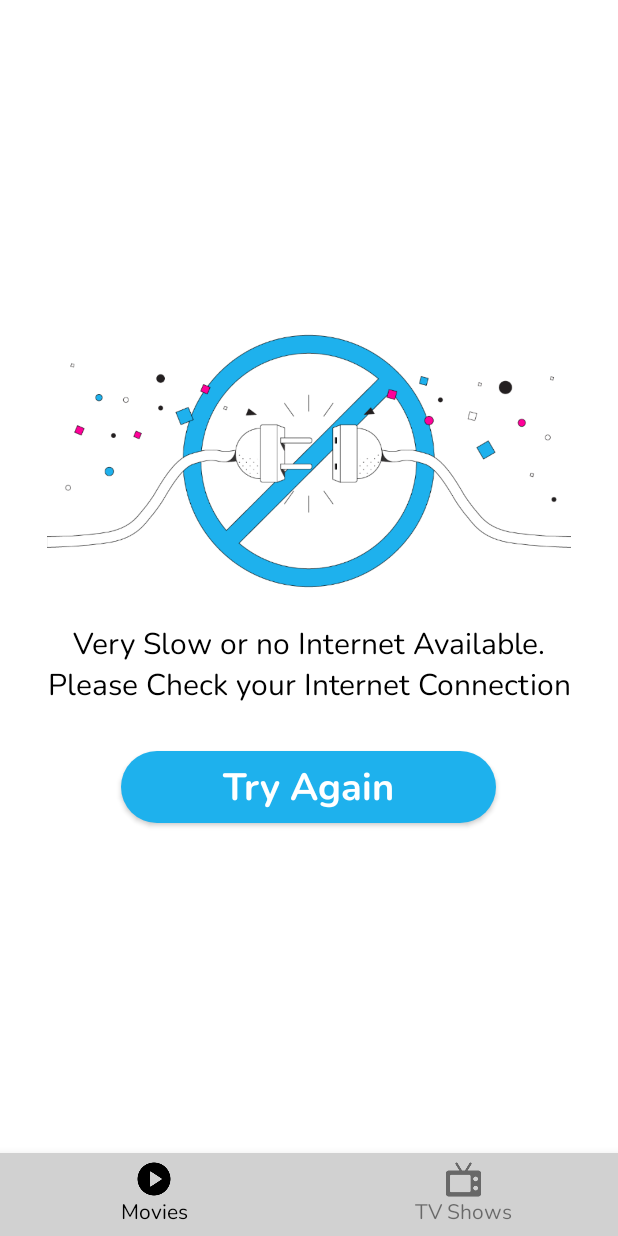
After one commit to manish62039/MoviesAndTV, an Android app: the fragment NoInternetFragment placed in its activity, on a phone screen of 412 x 824 dp. The commit adds this screen. Run offline under Robolectric (Android 15) with nearby library versions, the phone set to English and light mode, and no system bars; our stand-ins replace Dagger/Hilt's generated code, Room's generated code; pictures from the network do not load.

Commit message:
Added No Internet Fragment.

```diff
--- a/app/src/main/java/com/example/moviestv/presentation/activities/MainActivity.kt
+++ b/app/src/main/java/com/example/moviestv/presentation/activities/MainActivity.kt
@@ -96,7 +96,7 @@ class MainActivity : AppCompatActivity() {
             }
         }
 
-        fr.replace(R.id.fragment_container_view, fragment).commit()
+        fr.replace(R.id.fragment_container_view, fragment).addToBackStack(null).commit()
         selectedFragment = index
     }
 
--- a/app/src/main/java/com/example/moviestv/presentation/fragments/MovieFragment.kt
+++ b/app/src/main/java/com/example/moviestv/presentation/fragments/MovieFragment.kt
@@ -1,5 +1,6 @@
 package com.example.moviestv.presentation.fragments
 
+import android.content.Context
 import android.content.Intent
 import android.os.Bundle
 import android.util.Log
@@ -8,6 +9,7 @@ import android.view.LayoutInflater
 import android.view.View
 import android.view.ViewGroup
 import android.widget.Toast
+import androidx.fragment.app.FragmentActivity
 import androidx.recyclerview.widget.LinearLayoutManager
 import androidx.recyclerview.widget.RecyclerView
 import androidx.recyclerview.widget.RecyclerView.*
@@ -17,6 +19,7 @@ import com.example.moviestv.data.list_types.MovieListType
 import com.example.moviestv.databinding.FragmentMovieBinding
 import com.example.moviestv.presentation.activities.MainActivity
 import com.example.moviestv.presentation.adapter.MoviesAdapter
+import com.example.moviestv.presentation.utils.Utilities
 import com.example.moviestv.presentation.viewmodels.MainViewModel
 import kotlinx.coroutines.CoroutineScope
 import kotlinx.coroutines.Dispatchers
@@ -31,6 +34,12 @@ class MovieFragment : Fragment() {
     private var queuesList = arrayListOf<MovieListType>()
     private var testingQueue = false
     private var lastUpdateTime = 0L
+    private lateinit var mContext: Context
+
+    override fun onAttach(context: Context) {
+        super.onAttach(context)
+        mContext = context
+    }
 
     override fun onCreateView(
         inflater: LayoutInflater, container: ViewGroup?,
@@ -45,13 +54,27 @@ class MovieFragment : Fragment() {
 
         viewModel = (activity as MainActivity).viewModel
 
-        queuesList.clear()
-        getList(MovieListType.POPULAR, binding.RVPopular)
-        getList(MovieListType.TOP_RATED, binding.RVTopRated)
-        getList(MovieListType.NOW_PLAYING, binding.RVNowPlaying)
-        getList(MovieListType.UPCOMING, binding.RVUpcoming)
+        getAllLists()
 
         binding.refreshBtn.setOnClickListener {
+            updateAllLists()
+        }
+    }
+
+    private fun getAllLists() {
+        if (Utilities.isNetworkAvailable(mContext)) {
+            queuesList.clear()
+            getList(MovieListType.POPULAR, binding.RVPopular)
+            getList(MovieListType.TOP_RATED, binding.RVTopRated)
+            getList(MovieListType.NOW_PLAYING, binding.RVNowPlaying)
+            getList(MovieListType.UPCOMING, binding.RVUpcoming)
+        } else {
+            selectNoInterNetFragment()
+        }
+    }
+
+    private fun updateAllLists() {
+        if (Utilities.isNetworkAvailable(mContext)) {
             val time = System.currentTimeMillis() - lastUpdateTime
             if (time > 5000) {
                 queuesList.clear()
@@ -69,6 +92,8 @@ class MovieFragment : Fragment() {
             } else {
                 Toast.makeText(context, "Already Updated", Toast.LENGTH_SHORT).show()
             }
+        } else {
+            selectNoInterNetFragment()
         }
     }
 
@@ -137,4 +162,13 @@ class MovieFragment : Fragment() {
         }
     }
 
+    private fun selectNoInterNetFragment() {
+        val fragmentActivity = mContext as FragmentActivity
+        val fr = fragmentActivity.supportFragmentManager.beginTransaction()
+
+        val noInternetFragment = NoInternetFragment.newInstance(0)
+        fr.replace(R.id.fragment_container_view, noInternetFragment)
+            .addToBackStack(null).commit()
+    }
+
 }
--- /dev/null
+++ b/app/src/main/java/com/example/moviestv/presentation/fragments/NoInternetFragment.kt
@@ -0,0 +1,76 @@
+package com.example.moviestv.presentation.fragments
+
+import android.content.Context
+import android.os.Bundle
+import androidx.fragment.app.Fragment
+import android.view.LayoutInflater
+import android.view.View
+import android.view.ViewGroup
+import android.widget.Button
+import android.widget.Toast
+import androidx.fragment.app.FragmentActivity
+import com.example.moviestv.R
+import com.example.moviestv.presentation.utils.Utilities
+
+
+class NoInternetFragment : Fragment() {
+    private var fromFragmentIndex: Int = 0
+    private lateinit var mContext: Context
+
+    override fun onAttach(context: Context) {
+        super.onAttach(context)
+        mContext = context
+    }
+
+    override fun onCreate(savedInstanceState: Bundle?) {
+        super.onCreate(savedInstanceState)
+        arguments?.let {
+            fromFragmentIndex = it.getInt(ARG_FROM_FRAGMENT)
+        }
+    }
+
+    override fun onCreateView(
+        inflater: LayoutInflater, container: ViewGroup?,
+        savedInstanceState: Bundle?
+    ): View? {
+        // Inflate the layout for this fragment
+        return inflater.inflate(R.layout.fragment_no_internet, container, false)
+    }
+
+    override fun onViewCreated(view: View, savedInstanceState: Bundle?) {
+        super.onViewCreated(view, savedInstanceState)
+
+        val btnRetry = view.findViewById<Button>(R.id.btn_retry)
+        btnRetry.setOnClickListener {
+            if (Utilities.isNetworkAvailable(mContext)) {
+                deSelectNoInterNetFragment()
+            } else {
+                Toast.makeText(context, "No Internet!", Toast.LENGTH_SHORT).show()
+            }
+        }
+    }
+
+    private fun deSelectNoInterNetFragment() {
+        val fragmentActivity = mContext as FragmentActivity
+        val fr = fragmentActivity.supportFragmentManager.beginTransaction()
+
+        val fragment = if (fromFragmentIndex == 0)
+            MovieFragment()
+        else
+            TVShowFragment()
+
+        fr.replace(R.id.fragment_container_view, fragment)
+            .addToBackStack(null).commit()
+    }
+
+    companion object {
+        private var ARG_FROM_FRAGMENT = "from_fragment_index"
+
+        fun newInstance(fromFragmentIndex: Int) =
+            NoInternetFragment().apply {
+                arguments = Bundle().apply {
+                    putInt(ARG_FROM_FRAGMENT, fromFragmentIndex)
+                }
+            }
+    }
+}
--- /dev/null
+++ b/app/src/main/res/drawable/btn_bg.xml
@@ -0,0 +1,8 @@
+<?xml version="1.0" encoding="utf-8"?>
+<shape xmlns:android="http://schemas.android.com/apk/res/android"
+    android:shape="rectangle">
+
+    <corners android:radius="250dp" />
+    <solid android:color="@color/btn_color" />
+
+</shape>
--- /dev/null
+++ b/app/src/main/res/layout/fragment_no_internet.xml
@@ -0,0 +1,45 @@
+<?xml version="1.0" encoding="utf-8"?>
+<FrameLayout xmlns:android="http://schemas.android.com/apk/res/android"
+    xmlns:tools="http://schemas.android.com/tools"
+    android:layout_width="match_parent"
+    android:layout_height="match_parent"
+    tools:context=".presentation.fragments.NoInternetFragment">
+
+    <LinearLayout
+        android:layout_width="match_parent"
+        android:layout_height="match_parent"
+        android:gravity="center"
+        android:orientation="vertical">
+
+        <ImageView
+            android:layout_width="350dp"
+            android:layout_height="wrap_content"
+            android:adjustViewBounds="true"
+            android:src="@drawable/no_internet_ic" />
+
+        <TextView
+            android:layout_width="wrap_content"
+            android:layout_height="wrap_content"
+            android:layout_marginTop="20dp"
+            android:fontFamily="@font/nunito_regular"
+            android:paddingHorizontal="20dp"
+            android:text="@string/very_slow_or_no_internet_available_please_check_your_internet_connection"
+            android:textAlignment="center"
+            android:textColor="@color/black"
+            android:textSize="20sp" />
+
+        <androidx.appcompat.widget.AppCompatButton
+            android:id="@+id/btn_retry"
+            android:layout_width="250dp"
+            android:layout_height="wrap_content"
+            android:layout_marginTop="30dp"
+            android:background="@drawable/btn_bg"
+            android:fontFamily="@font/nunito_bold"
+            android:text="@string/try_again"
+            android:textAllCaps="false"
+            android:textColor="@color/white"
+            android:textSize="25sp" />
+
+    </LinearLayout>
+
+</FrameLayout>
--- a/app/src/main/res/values/colors.xml
+++ b/app/src/main/res/values/colors.xml
@@ -11,4 +11,6 @@
     <color name="toolbar_bg">#D1D1D1</color>
     <color name="status_color">#BCBCBC</color>
     <color name="placeholder_bg">#535151</color>
+
+    <color name="btn_color">#1EB1ED</color>
 </resources>
--- a/app/src/main/res/values/strings.xml
+++ b/app/src/main/res/values/strings.xml
@@ -10,4 +10,6 @@
     <string name="pushpa">Pushpa</string>
     <string name="this_is_a_test_movie_name_of_two_lines">This is a test movie name of two lines</string>
     <string name="developed_by_manish">Developed by Manish</string>
+    <string name="very_slow_or_no_internet_available_please_check_your_internet_connection">Very Slow or no Internet Available. Please Check your Internet Connection</string>
+    <string name="try_again">Try Again</string>
 </resources>
```
Also changed, not shown: app/src/main/java/com/example/moviestv/presentation/fragments/TVShowFragment.kt (+37 -5 lines), app/src/main/java/com/example/moviestv/presentation/utils/Utilities.kt (added, +39 -0 lines), app/src/main/java/com/example/moviestv/presentation/viewmodels/MainViewModel.kt (+1 -31 lines), app/src/main/res/drawable/no_internet_ic.png (added).
